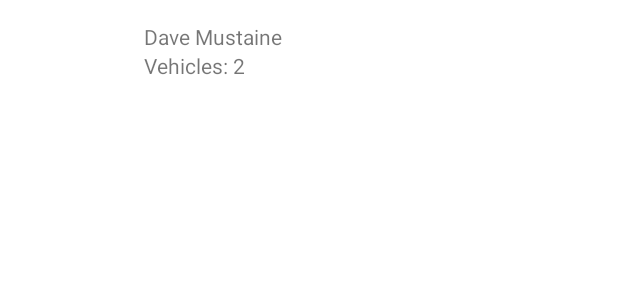
After one commit to umello/ScopeCodingChallenge, an Android app: the layout item_user.xml on its own in the app's theme, with its tools: preview values and no code run, on a phone screen of 412 x 824 dp. The commit adds this screen. Shown: the top 300 px of the screen. Run offline under Robolectric (Android 15) with nearby library versions, the phone set to English and light mode, and no system bars; network calls fail.

```diff
--- a/app/build.gradle
+++ b/app/build.gradle
@@ -30,6 +30,7 @@ android {
 
         debug {
             buildConfigField ('String', 'MOBI_API', '"http://mobi.connectedcar360.net"')
+            //buildConfigField ('String', 'MOBI_API', '"https://run.mocky.io/v3/c661a566-54eb-4f71-afa3-2b6b1279477a/"')
         }
     }
 
@@ -62,4 +63,8 @@ dependencies {
     // Rxjava
     implementation 'io.reactivex.rxjava2:rxjava:2.0.6'
     implementation 'io.reactivex.rxjava2:rxandroid:2.0.1'
+
+    // Glide
+    implementation 'com.github.bumptech.glide:glide:4.12.0'
+    annotationProcessor 'com.github.bumptech.glide:compiler:4.12.0'
 }
--- a/app/src/main/AndroidManifest.xml
+++ b/app/src/main/AndroidManifest.xml
@@ -2,8 +2,11 @@
 <manifest xmlns:android="http://schemas.android.com/apk/res/android"
     package="com.sandbox.scopecodingchallenge">
 
+    <uses-permission android:name="android.permission.INTERNET" />
+
     <application
         android:allowBackup="true"
+        android:usesCleartextTraffic="true"
         android:icon="@mipmap/ic_launcher"
         android:label="@string/app_name"
         android:roundIcon="@mipmap/ic_launcher_round"
--- a/app/src/main/java/com/sandbox/scopecodingchallenge/model/MobiApi.kt
+++ b/app/src/main/java/com/sandbox/scopecodingchallenge/model/MobiApi.kt
@@ -6,7 +6,7 @@ import retrofit2.http.Query
 
 interface MobiApi {
     @GET("api/?op=list")
-    fun getUserList() : Single<List<Data>>
+    fun getUserData() : Single<UserDataResponse>
 
     @GET("api/?op=getlocations")
     fun getUserVehicleList(@Query("userid") userId : Long) : Single<List<Vehicles>>
--- a/app/src/main/java/com/sandbox/scopecodingchallenge/model/Json4Kotlin_Base.kt
+++ b/app/src/main/java/com/sandbox/scopecodingchallenge/model/UserDataResponse.kt
@@ -1,5 +1,5 @@
 package com.sandbox.scopecodingchallenge.model
 
-data class Json4Kotlin_Base (
+data class UserDataResponse (
 	val data : List<Data>
 )
--- /dev/null
+++ b/app/src/main/res/layout/item_user.xml
@@ -0,0 +1,43 @@
+<?xml version="1.0" encoding="utf-8"?>
+<androidx.constraintlayout.widget.ConstraintLayout xmlns:android="http://schemas.android.com/apk/res/android"
+    xmlns:app="http://schemas.android.com/apk/res-auto"
+    xmlns:tools="http://schemas.android.com/tools"
+    android:layout_width="match_parent"
+    android:layout_height="wrap_content">
+
+    <ImageView
+        android:id="@+id/userPicture"
+        android:layout_width="64dp"
+        android:layout_height="64dp"
+        android:layout_marginStart="16dp"
+        android:layout_marginTop="4dp"
+        android:layout_marginBottom="4dp"
+        app:layout_constraintStart_toStartOf="parent"
+        app:layout_constraintTop_toTopOf="parent" />
+
+    <LinearLayout
+        android:layout_width="0dp"
+        android:layout_height="wrap_content"
+        android:layout_marginStart="16dp"
+        android:layout_marginEnd="16dp"
+        app:layout_constraintEnd_toEndOf="parent"
+        app:layout_constraintStart_toEndOf="@id/userPicture"
+        app:layout_constraintTop_toTopOf="parent"
+        app:layout_constraintBottom_toBottomOf="parent"
+        android:orientation="vertical"
+        >
+
+        <TextView
+            android:id="@+id/userName"
+            android:layout_width="match_parent"
+            android:layout_height="wrap_content"
+            tools:text="Dave Mustaine" />
+
+        <TextView
+            android:id="@+id/userCarCount"
+            android:layout_width="match_parent"
+            android:layout_height="wrap_content"
+            tools:text="Vehicles: 2"
+            />
+    </LinearLayout>
+</androidx.constraintlayout.widget.ConstraintLayout>
--- a/app/src/main/res/values/strings.xml
+++ b/app/src/main/res/values/strings.xml
@@ -1,3 +1,8 @@
 <resources>
     <string name="app_name">Scope Coding Challenge</string>
+
+    <!-- MainActivity -->
+    <string name="main_activity_user_name">%1$s %2$s</string>
+    <string name="main_activity_vehicle_count">Vehicles: %1$d</string>
+    <string name="main_activity_loading_error">There was an error loading the list\n%1$s</string>
 </resources>
```
Also changed, not shown: app/src/main/java/com/sandbox/scopecodingchallenge/model/MobiService.kt (added, +36 -0 lines), app/src/main/java/com/sandbox/scopecodingchallenge/ui/MainActivity.kt (+50 -2 lines), app/src/main/java/com/sandbox/scopecodingchallenge/ui/UserListAdapter.kt (added, +63 -0 lines), app/src/main/java/com/sandbox/scopecodingchallenge/viewmodel/MainActivityViewModel.kt (added, +47 -0 lines), app/src/main/res/drawable/ic_baseline_person_24.xml (added, +10 -0 lines), app/src/main/res/drawable/ic_baseline_person_off_24.xml (added, +10 -0 lines), app/src/main/res/layout/activity_main.xml (+21 -0 lines).
